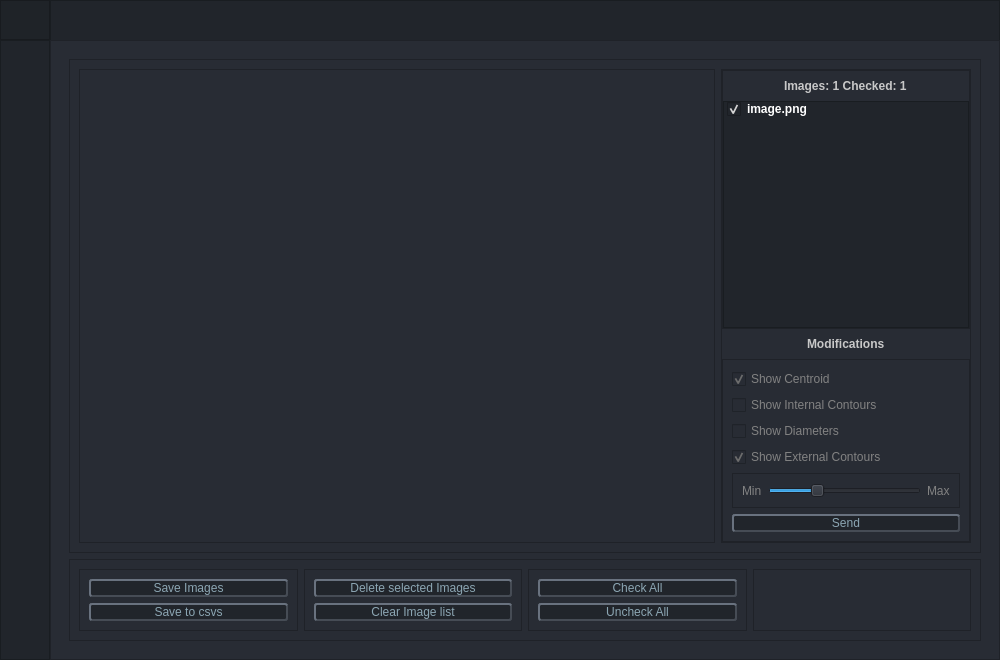
Old version of the form UI/ui_main.ui in the repository Mohamab29/FracSegment.
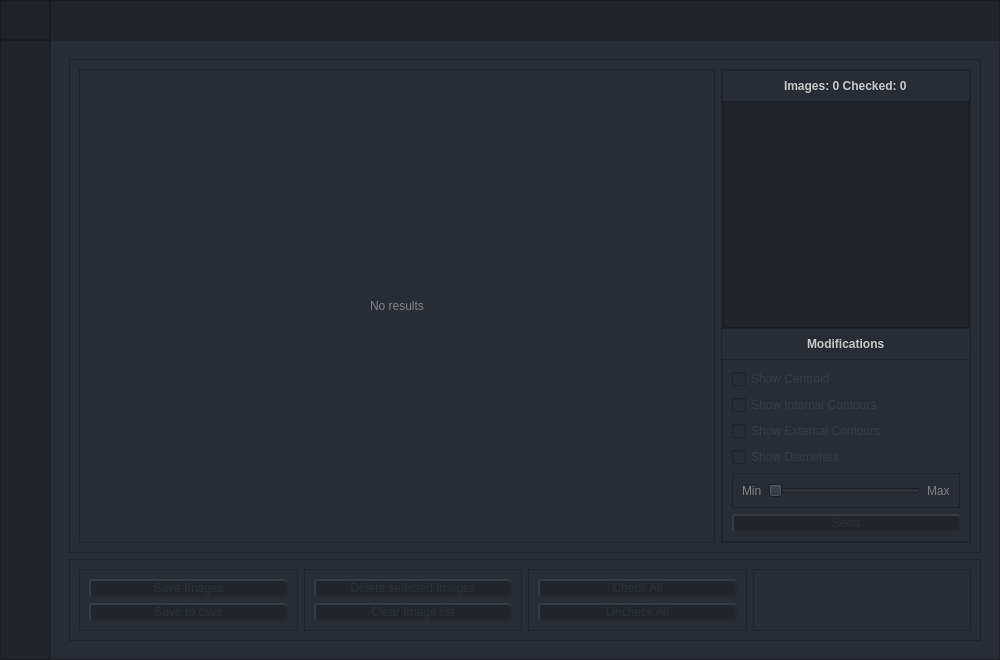
New version of the form. Icons and pictures are not drawn.

Commit message: working on the calculation page

Patch:
```diff
--- a/UI/ui_main.ui
+++ b/UI/ui_main.ui
@@ -1423,7 +1423,7 @@
                      </widget>
                     </item>
                     <item>
-                     <widget class="QPushButton" name="pushButton_8">
+                     <widget class="QPushButton" name="pushButton">
                       <property name="enabled">
                        <bool>false</bool>
                       </property>
@@ -1455,6 +1455,56 @@
                    </layout>
                   </widget>
                  </item>
+                 <item>
+                  <widget class="QFrame" name="frame">
+                   <property name="frameShape">
+                    <enum>QFrame::StyledPanel</enum>
+                   </property>
+                   <property name="frameShadow">
+                    <enum>QFrame::Raised</enum>
+                   </property>
+                   <widget class="QPushButton" name="btn_results_page_custom_calculation">
+                    <property name="enabled">
+                     <bool>false</bool>
+                    </property>
+                    <property name="geometry">
+                     <rect>
+                      <x>0</x>
+                      <y>10</y>
+                      <width>156</width>
+                      <height>45</height>
+                     </rect>
+                    </property>
+                    <property name="minimumSize">
+                     <size>
+                      <width>0</width>
+                      <height>45</height>
+                     </size>
+                    </property>
+                    <property name="cursor">
+                     <cursorShape>PointingHandCursor</cursorShape>
+                    </property>
+                    <property name="styleSheet">
+                     <string notr="true">QPushButton {
+	color: rgb(43, 49, 56);
+    background-color: rgb(33, 37, 43);
+	border: 2px outset rgb(37, 40, 45);
+	border-radius: 3px;
+}
+QPushButton:hover {
+	color: rgb(85, 170, 255);
+}</string>
+                    </property>
+                    <property name="text">
+                     <string>Custom calculation</string>
+                    </property>
+                    <property name="icon">
+                     <iconset resource="icons.qrc">
+                      <normaloff>:/assets/icons/calc-icon.png</normaloff>:/assets/icons/calc-icon.png</iconset>
+                    </property>
+                   </widget>
+                  </widget>
+                 </item>
                 </layout>
                </widget>
               </item>
@@ -1508,10 +1558,7 @@
                        <string notr="true">QLabel {color: rgb(130, 130, 130)}</string>
                       </property>
                       <property name="text">
-                       <string/>
-                      </property>
-                      <property name="pixmap">
-                       <pixmap>assets/images/conture.jpeg</pixmap>
+                       <string>No results</string>
                       </property>
                      </widget>
                     </item>
@@ -1596,7 +1643,7 @@
                           <string notr="true">QLabel {color: rgb(200, 200, 200)}</string>
                          </property>
                          <property name="text">
-                          <string>Images: 1 Checked: 1</string>
+                          <string>Images: 0 Checked: 0</string>
                          </property>
                         </widget>
                        </item>
@@ -1629,45 +1676,13 @@
                          <property name="lineWidth">
                           <number>2</number>
                          </property>
-                         <item>
-                          <property name="text">
-                           <string>image.png</string>
-                          </property>
-                          <property name="font">
-                           <font>
-                            <weight>75</weight>
-                            <bold>true</bold>
-                           </font>
-                          </property>
-                          <property name="background">
-                           <brush brushstyle="NoBrush">
-                            <color alpha="255">
-                             <red>255</red>
-                             <green>255</green>
-                             <blue>255</blue>
-                            </color>
-                           </brush>
-                          </property>
-                          <property name="foreground">
-                           <brush brushstyle="NoBrush">
-                            <color alpha="255">
-                             <red>255</red>
-                             <green>255</green>
-                             <blue>255</blue>
-                            </color>
-                           </brush>
-                          </property>
-                          <property name="checkState">
-                           <enum>Checked</enum>
-                          </property>
-                         </item>
                         </widget>
                        </item>
                       </layout>
                      </widget>
                     </item>
                     <item>
-                     <widget class="QFrame" name="frame">
+                     <widget class="QFrame" name="frame_calculation_page_modifications">
                       <property name="frameShape">
                        <enum>QFrame::NoFrame</enum>
                       </property>
@@ -1725,22 +1740,28 @@
                          </property>
                          <layout class="QVBoxLayout" name="verticalLayout_27">
                           <item>
-                           <widget class="QCheckBox" name="checkBox">
+                           <widget class="QCheckBox" name="check_box_show_centroid">
+                            <property name="enabled">
+                             <bool>false</bool>
+                            </property>
                             <property name="styleSheet">
-                             <string notr="true">color: rgb(130, 130, 130)</string>
+                             <string notr="true">color: rgb(56, 61, 70);</string>
                             </property>
                             <property name="text">
                              <string>Show Centroid</string>
                             </property>
                             <property name="checked">
-                             <bool>true</bool>
+                             <bool>false</bool>
                             </property>
                            </widget>
                           </item>
                           <item>
-                           <widget class="QCheckBox" name="checkBox_2">
+                           <widget class="QCheckBox" name="check_box_show_internal_contures">
+                            <property name="enabled">
+                             <bool>false</bool>
+                            </property>
                             <property name="styleSheet">
-                             <string notr="true">color: rgb(130, 130, 130)</string>
+                             <string notr="true">color: rgb(56, 61, 70);</string>
                             </property>
                             <property name="text">
                              <string>Show Internal Contours</string>
@@ -1748,30 +1769,36 @@
                            </widget>
                           </item>
                           <item>
-                           <widget class="QCheckBox" name="checkBox_3">
-                            <property name="styleSheet">
-                             <string notr="true">color: rgb(130, 130, 130)</string>
+                           <widget class="QCheckBox" name="check_box_show_external_contures">
+                            <property name="enabled">
+                             <bool>false</bool>
                             </property>
-                            <property name="text">
-                             <string>Show Diameters</string>
-                            </property>
-                           </widget>
-                          </item>
-                          <item>
-                           <widget class="QCheckBox" name="checkBox_4">
                             <property name="styleSheet">
-                             <string notr="true">color: rgb(130, 130, 130)</string>
+                             <string notr="true">color: rgb(56, 61, 70);</string>
                             </property>
                             <property name="text">
                              <string>Show External Contours</string>
                             </property>
                             <property name="checked">
-                             <bool>true</bool>
+                             <bool>false</bool>
                             </property>
                            </widget>
                           </item>
                           <item>
-                           <widget class="QFrame" name="frame_3">
+                           <widget class="QCheckBox" name="check_box_show_diemeters">
+                            <property name="enabled">
+                             <bool>false</bool>
+                            </property>
+                            <property name="styleSheet">
+                             <string notr="true">color: rgb(56, 61, 70);</string>
+                            </property>
+                            <property name="text">
+                             <string>Show Diameters</string>
+                            </property>
+                           </widget>
+                          </item>
+                          <item>
+                           <widget class="QFrame" name="frame_calculation_page_modifications_options_slider">
                             <property name="frameShape">
                              <enum>QFrame::StyledPanel</enum>
                             </property>
@@ -1790,9 +1817,12 @@
                               </widget>
                              </item>
                              <item>
-                              <widget class="QSlider" name="horizontalSlider">
+                              <widget class="QSlider" name="slider">
+                               <property name="enabled">
+                                <bool>false</bool>
+                               </property>
                                <property name="value">
-                                <number>30</number>
+                                <number>0</number>
                                </property>
                                <property name="orientation">
                                 <enum>Qt::Horizontal</enum>
@@ -1813,12 +1843,15 @@
                            </widget>
                           </item>
                           <item>
-                           <widget class="QPushButton" name="pushButton_4">
+                           <widget class="QPushButton" name="btn_calculation_page_send">
+                            <property name="enabled">
+                             <bool>false</bool>
+                            </property>
                             <property name="styleSheet">
                              <string notr="true">QPushButton {
-	color: rgb(140, 166, 179);
+	color: rgb(43, 49, 56);
     background-color: rgb(33, 37, 43);
-	border: 2px outset rgb(70, 76, 85);
+	border: 2px outset rgb(37, 40, 45);
 	border-radius: 3px;
 }
 QPushButton:hover {
@@ -1874,12 +1907,15 @@
                    </property>
                    <layout class="QVBoxLayout" name="verticalLayout_24">
                     <item>
-                     <widget class="QPushButton" name="pushButton">
+                     <widget class="QPushButton" name="btn_calculation_page_save_images">
+                      <property name="enabled">
+                       <bool>false</bool>
+                      </property>
                       <property name="styleSheet">
                        <string notr="true">QPushButton {
-	color: rgb(140, 166, 179);
+	color: rgb(43, 49, 56);
     background-color: rgb(33, 37, 43);
-	border: 2px outset rgb(70, 76, 85);
+	border: 2px outset rgb(37, 40, 45);
 	border-radius: 3px;
 }
 QPushButton:hover {
@@ -1897,12 +1933,15 @@
                      </widget>
                     </item>
                     <item>
-                     <widget class="QPushButton" name="pushButton_2">
+                     <widget class="QPushButton" name="btn_calculation_page_save_csvs">
+                      <property name="enabled">
+                       <bool>false</bool>
+                      </property>
                       <property name="styleSheet">
                        <string notr="true">QPushButton {
-	color: rgb(140, 166, 179);
+	color: rgb(43, 49, 56);
     background-color: rgb(33, 37, 43);
-	border: 2px outset rgb(70, 76, 85);
+	border: 2px outset rgb(37, 40, 45);
 	border-radius: 3px;
 }
 QPushButton:hover {
@@ -1932,12 +1971,15 @@
                    </property>
                    <layout class="QVBoxLayout" name="verticalLayout_25">
                     <item>
-                     <widget class="QPushButton" name="pushButton_6">
+                     <widget class="QPushButton" name="btn_calculation_page_delete_selected_images">
+                      <property name="enabled">
+                       <bool>false</bool>
+                      </property>
                       <property name="styleSheet">
                        <string notr="true">QPushButton {
-	color: rgb(140, 166, 179);
+	color: rgb(43, 49, 56);
     background-color: rgb(33, 37, 43);
-	border: 2px outset rgb(70, 76, 85);
+	border: 2px outset rgb(37, 40, 45);
 	border-radius: 3px;
 }
 QPushButton:hover {
@@ -1955,12 +1997,15 @@
                      </widget>
                     </item>
                     <item>
-                     <widget class="QPushButton" name="pushButton_5">
+                     <widget class="QPushButton" name="btn_calculation_page_clear_images">
+                      <property name="enabled">
+                       <bool>false</bool>
+                      </property>
                       <property name="styleSheet">
                        <string notr="true">QPushButton {
-	color: rgb(140, 166, 179);
+	color: rgb(43, 49, 56);
     background-color: rgb(33, 37, 43);
-	border: 2px outset rgb(70, 76, 85);
+	border: 2px outset rgb(37, 40, 45);
 	border-radius: 3px;
 }
 QPushButton:hover {
@@ -1990,12 +2035,15 @@
                    </property>
                    <layout class="QVBoxLayout" name="verticalLayout_26">
                     <item>
-                     <widget class="QPushButton" name="pushButton_7">
+                     <widget class="QPushButton" name="btn_calculation_page_check_all">
+                      <property name="enabled">
+                       <bool>false</bool>
+                      </property>
                       <property name="styleSheet">
                        <string notr="true">QPushButton {
-	color: rgb(140, 166, 179);
+	color: rgb(43, 49, 56);
     background-color: rgb(33, 37, 43);
-	border: 2px outset rgb(70, 76, 85);
+	border: 2px outset rgb(37, 40, 45);
 	border-radius: 3px;
 }
 QPushButton:hover {
@@ -2013,12 +2061,15 @@
                      </widget>
                     </item>
                     <item>
-                     <widget class="QPushButton" name="pushButton_9">
+                     <widget class="QPushButton" name="btn_calculation_page_uncheck_all">
+                      <property name="enabled">
+                       <bool>false</bool>
+                      </property>
                       <property name="styleSheet">
                        <string notr="true">QPushButton {
-	color: rgb(140, 166, 179);
+	color: rgb(43, 49, 56);
     background-color: rgb(33, 37, 43);
-	border: 2px outset rgb(70, 76, 85);
+	border: 2px outset rgb(37, 40, 45);
 	border-radius: 3px;
 }
 QPushButton:hover {
```
Left out of the diff: 30 changed lines with no effect on the pictures. The commit also changes 5 other files.
